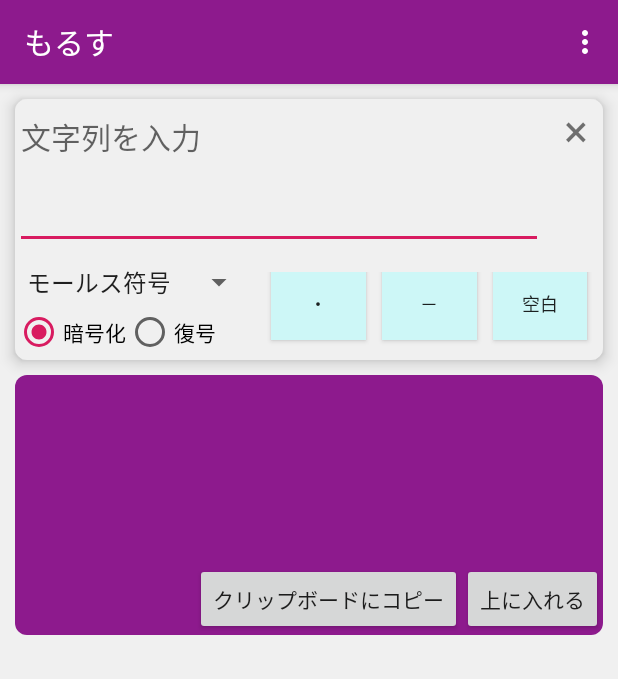
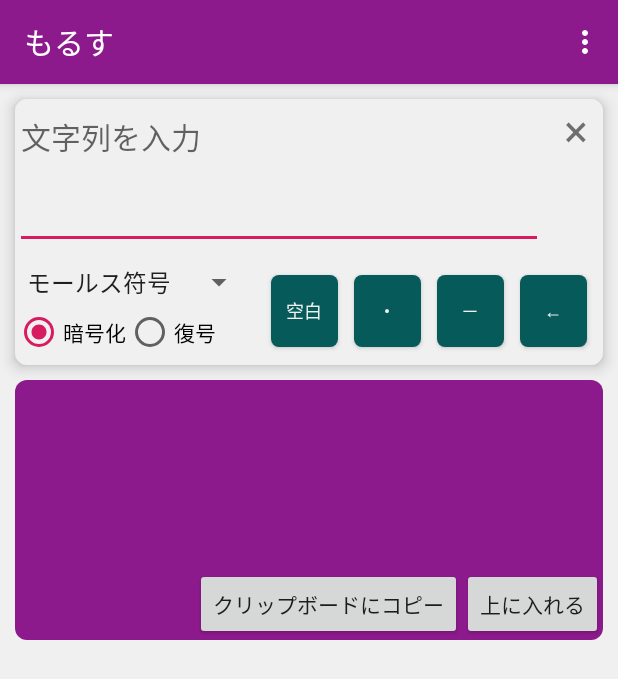
Before and after one commit to MeL-9/Encryption-App, an Android app: the screen it shows after launch (MainActivity), on a phone screen of 412 x 824 dp. Shown: the top 679 px of the screen. Run offline under Robolectric (Android 15) with nearby library versions, the phone set to English and light mode, and no system bars.

Commit message:
added bskey and changed button design

```diff
--- a/app/src/main/java/com/lune/encipher/MainActivity.java
+++ b/app/src/main/java/com/lune/encipher/MainActivity.java
@@ -23,7 +23,7 @@ import androidx.appcompat.app.AppCompatActivity;
 
 public class MainActivity extends AppCompatActivity implements View.OnClickListener{
 
-    private Button btEncry, btDecry, btClear, btCpy, btFil, btShortPoint, btLongPoint, btSpace;
+    private Button btEncry, btDecry, btClear, btCpy, btFil, btShortPoint, btLongPoint, btSpace, btBS;
     private EditText etStr, etN;
     private Spinner spnrEncry;
     private TextView tvCrypt, cross;
@@ -37,7 +37,7 @@ public class MainActivity extends AppCompatActivity implements View.OnClickListe
 
 //    private int idEncry = R.id.bt_encry, idDecry = R.id.bt_decry, idClear = R.id.bt_clear;    //暗号化、復号、クリアボタンは廃止
     private int idCpy = R.id.bt_cpy, idFil = R.id.bt_fil,
-            idShortpoint = R.id.bt_put_short, idLongPoint = R.id.bt_put_long, idSpace = R.id.bt_put_space;
+            idShortpoint = R.id.bt_put_short, idLongPoint = R.id.bt_put_long, idSpace = R.id.bt_put_space,idBS = R.id.bt_bs;
 
     private ArrayList<String> arrayHistory;
     private boolean flgCross, flgResult;    //表示非表示を切り替える要素のためのフラグ
@@ -54,7 +54,8 @@ public class MainActivity extends AppCompatActivity implements View.OnClickListe
         btFil = findViewById(idFil);
         btShortPoint = findViewById(idShortpoint);
         btLongPoint = findViewById(idLongPoint);
-        btSpace  = findViewById(idSpace);
+        btSpace = findViewById(idSpace);
+        btBS = findViewById(idBS);
         etStr = findViewById(R.id.et_str);
         etN = findViewById(R.id.n_kaeji);
         spnrEncry = findViewById(R.id.spinner);
@@ -70,6 +71,7 @@ public class MainActivity extends AppCompatActivity implements View.OnClickListe
         btShortPoint.setOnClickListener(this);
         btLongPoint.setOnClickListener(this);
         btSpace.setOnClickListener(this);
+        btBS.setOnClickListener(this);
 
         fadeIn = new AlphaAnimation(0.0f, 1.0f);        //FadeInとFadeOutのアニメーション設定
         fadeIn.setDuration(300);
@@ -438,6 +440,7 @@ public class MainActivity extends AppCompatActivity implements View.OnClickListe
         else if(id == idShortpoint){ etStr.append("・"); }
         else if(id == idLongPoint){ etStr.append("－");}
         else if(id == idSpace){ etStr.append(" ");}
+        else if(id == idBS){if(etStr.length() > 0)etStr.setText(etStr.getText().toString().substring(0, etStr.length()-1));}
     }
 
 //    private  void tvFadein(TextView tv){
--- a/app/src/main/res/drawable/button_ripple.xml
+++ b/app/src/main/res/drawable/button_ripple.xml
@@ -1,4 +1,5 @@
 <?xml version="1.0" encoding="utf-8"?>
+
 <ripple xmlns:android="http://schemas.android.com/apk/res/android" android:color="@color/colorButtonActive">
-    <item android:drawable="@color/colorButton"/>
+    <item android:drawable="@drawable/rounded_corner_5dp"/>
 </ripple>
--- a/app/src/main/res/drawable/rounded_corner_5dp.xml
+++ b/app/src/main/res/drawable/rounded_corner_5dp.xml
@@ -1,12 +1,9 @@
 <?xml version="1.0" encoding="utf-8"?>
-<selector xmlns:android="http://schemas.android.com/apk/res/android">
-    <item>
-        <shape android:shape="rectangle">
-            <corners
-                android:topRightRadius="5dp"
-                android:bottomRightRadius="5dp"
-                android:bottomLeftRadius="5dp"
-                android:topLeftRadius="5dp"/>
-        </shape>
-    </item>
-</selector>
+
+<shape xmlns:android="http://schemas.android.com/apk/res/android"
+    android:shape="rectangle">
+
+    <solid android:color="@color/colorButton"/>
+
+    <corners android:radius="5dp"/>
+</shape>
--- a/app/src/main/res/layout/activity_main.xml
+++ b/app/src/main/res/layout/activity_main.xml
@@ -123,6 +123,10 @@
 
                 <Button
                     style="@style/morsePutButton"
+                    android:id="@+id/bt_put_space"
+                    android:text="@string/space"/>
+                <Button
+                    style="@style/morsePutButton"
                     android:id="@+id/bt_put_short"
                     android:text="@string/short_point"/>
 
@@ -130,11 +134,11 @@
                     style="@style/morsePutButton"
                     android:id="@+id/bt_put_long"
                     android:text="@string/long_point" />
-
                 <Button
                     style="@style/morsePutButton"
-                    android:id="@+id/bt_put_space"
-                    android:text="@string/space"/>
+                    android:id="@+id/bt_bs"
+                    android:text="@string/allow_left" />
+
             </LinearLayout>
 
 
--- a/app/src/main/res/values/colors.xml
+++ b/app/src/main/res/values/colors.xml
@@ -3,6 +3,6 @@
     <color name="colorPrimary">#8D1A8D</color>
     <color name="colorPrimaryDark">#00574B</color>
     <color name="colorAccent">#D81B60</color>
-    <color name="colorButton">#CDF7F7</color>
-    <color name="colorButtonActive">#A7E4DD</color>
+    <color name="colorButton">#065A5A</color>
+    <color name="colorButtonActive">#078B7D</color>
 </resources>
--- a/app/src/main/res/values/strings.xml
+++ b/app/src/main/res/values/strings.xml
@@ -17,6 +17,7 @@
     <string name="short_point">・</string>
     <string name="long_point">－</string>
     <string name="space">空白</string>
+    <string name="allow_left">←</string>
     <string name="noStringAndKey">文字列と鍵を入力してください</string>
     <string name="noString">文字列を入力してください</string>
     <string name="noKey">鍵を入力してください</string>
--- a/app/src/main/res/values/styles.xml
+++ b/app/src/main/res/values/styles.xml
@@ -22,13 +22,16 @@
     </style>
 
     <style name="morsePutButton">
-        <item name="android:layout_width">wrap_content</item>
+        <item name="android:layout_width">0dp</item>
         <item name="android:layout_height">wrap_content</item>
+        <item name="android:layout_marginTop">3dp</item>
         <item name="android:layout_marginRight">5dp</item>
         <item name="android:layout_marginBottom">5dp</item>
         <item name="android:layout_marginLeft">5dp</item>
+        <item name="android:radius">5dp</item>
         <item name="android:background">@drawable/button_ripple</item>
         <item name="android:textSize">12dp</item>
+        <item name="android:textColor">#F0F0F0</item>
         <item name="android:layout_weight">1</item>
     </style>
 
```
